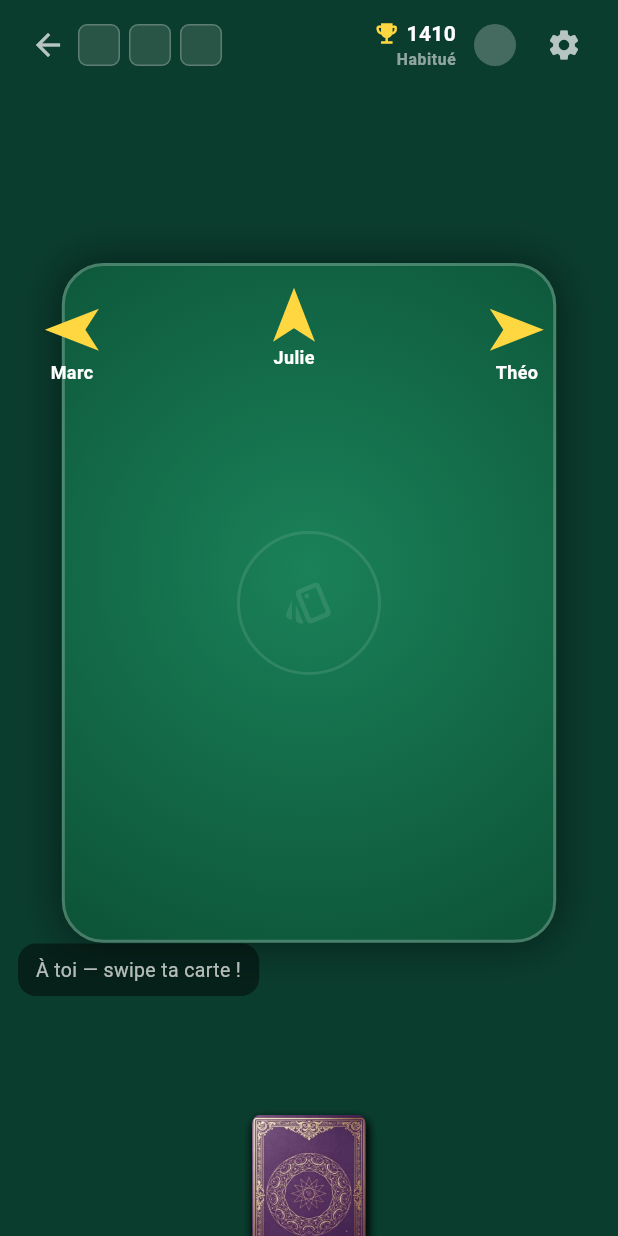
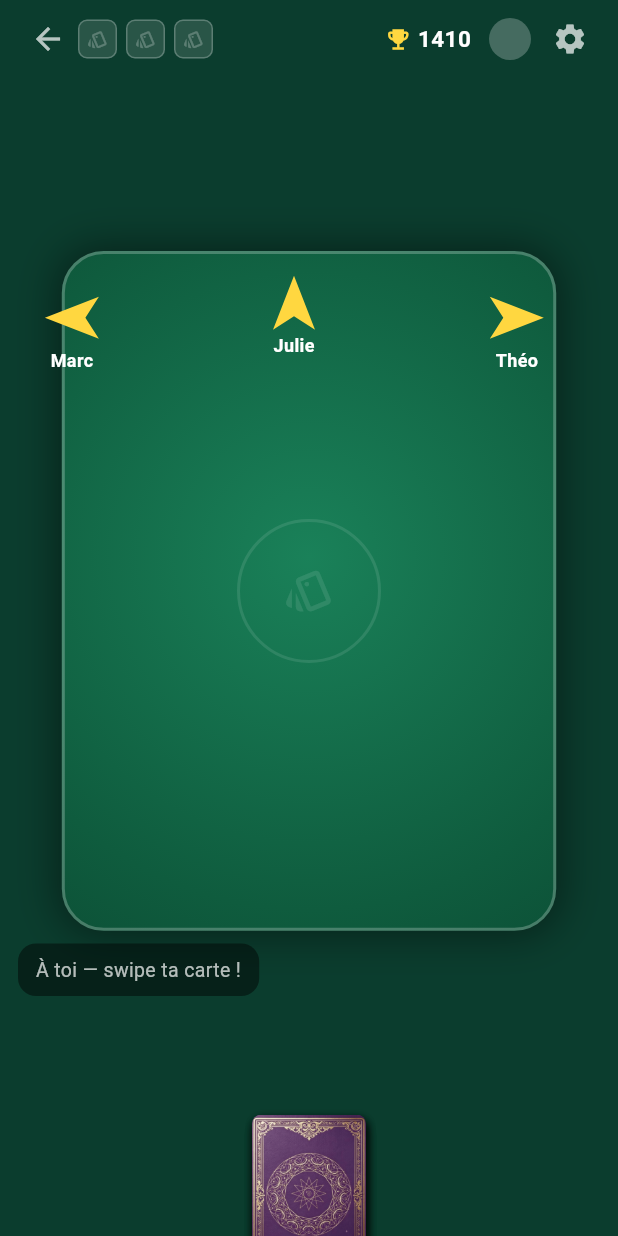
Before and after one commit to niceescap/Corsian-Battle, a Flutter app: the EcranTable screen opened directly, on a phone screen of 412 x 824 dp. Run offline on Flutter 3.47's test engine with Material 3 defaults, Android fonts, the phone set to English and light mode, and no system bars.

Commit message:
refactor(entete): minimaliste, sans mot — pictos + score chiffré uniquement

```diff
--- a/app/lib/widgets/entete.dart
+++ b/app/lib/widgets/entete.dart
@@ -1,18 +1,19 @@
 import 'package:flutter/material.dart';
 
-/// Head léger de l'écran de jeu.
-/// À gauche : emplacements pour les bonus gagnés (usage à définir).
-/// À droite : score ELO, connexion compte, paramètres.
+/// Entête de l'écran de jeu, volontairement MINIMALISTE et sans texte.
 ///
-/// [score] et [libelle] étaient auparavant codés en dur (`1420`). Ils sont
-/// désormais alimentés par l'indice de maîtrise mesuré en cours de partie :
-/// l'entête devient vivante et reflète réellement le niveau du joueur.
+/// Universalisation oblige, aucun mot n'est affiché pendant la partie :
+/// - à gauche : une flèche de retour (picto) et des emplacements de bonus ;
+/// - à droite : le score sous forme de NOMBRE (trophée + valeur), un avatar
+///   et un picto de réglages.
+///
+/// Le score reste alimenté par l'indice de maîtrise mesuré en cours de
+/// partie (voir moteur/rythme.dart) : la mécanique d'harmonisation demeure
+/// active en interne, seule son EXPOSITION textuelle a disparu. Un chiffre
+/// est universel, il peut rester visible.
 class Entete extends StatelessWidget {
-  /// Score affiché. `null` = valeur historique figée.
+  /// Score affiché. `null` = valeur de repli.
   final int? score;
-
-  /// Libellé de maîtrise (« Débutant », « Aguerri », ...). `null` = masqué.
-  final String? libelle;
 
   /// Callback de retour vers la page de lancement. `null` = flèche masquée.
   final VoidCallback? onRetour;
@@ -20,7 +21,6 @@ class Entete extends StatelessWidget {
   const Entete({
     super.key,
     this.score,
-    this.libelle,
     this.onRetour,
   });
 
@@ -33,7 +33,6 @@ class Entete extends StatelessWidget {
           if (onRetour != null)
             IconButton(
               icon: const Icon(Icons.arrow_back, color: Colors.white70),
-              tooltip: 'Quitter la table',
               onPressed: onRetour,
               visualDensity: VisualDensity.compact,
               padding: EdgeInsets.zero,
@@ -44,21 +43,23 @@ class Entete extends StatelessWidget {
               3,
               (i) => Container(
                 margin: const EdgeInsets.only(right: 6),
-                width: 28,
-                height: 28,
+                width: 26,
+                height: 26,
                 decoration: BoxDecoration(
                   color: Colors.white12,
                   borderRadius: BorderRadius.circular(6),
                   border: Border.all(color: Colors.white24),
                 ),
+                child: const Icon(
+                  Icons.style_outlined,
+                  size: 14,
+                  color: Colors.white24,
+                ),
               ),
             ),
           ),
           const Spacer(),
-          Column(
-            crossAxisAlignment: CrossAxisAlignment.end,
-            mainAxisSize: MainAxisSize.min,
-            children: [
+          // Score : trophée + nombre. Le chiffre est universel, aucun mot.
           Row(
             mainAxisSize: MainAxisSize.min,
             children: [
@@ -73,28 +74,20 @@ class Entete extends StatelessWidget {
                 style: const TextStyle(
                   color: Colors.white,
                   fontWeight: FontWeight.bold,
-                    ),
-                  ),
-                ],
-              ),
-              if (libelle != null)
-                Text(
-                  libelle!,
-                  style: const TextStyle(
-                    color: Colors.white54,
-                    fontSize: 10.5,
-                    fontWeight: FontWeight.w600,
-                    letterSpacing: 0.4,
+                  fontSize: 15,
                 ),
               ),
             ],
           ),
           const SizedBox(width: 12),
           const CircleAvatar(radius: 14, backgroundColor: Colors.white24),
-          const SizedBox(width: 8),
+          const SizedBox(width: 6),
           IconButton(
             icon: const Icon(Icons.settings, color: Colors.white70),
             onPressed: () {},
+            visualDensity: VisualDensity.compact,
+            padding: EdgeInsets.zero,
+            constraints: const BoxConstraints(minWidth: 34, minHeight: 34),
           ),
         ],
       ),
```
Lines whose indentation alone changed are shown as unchanged.
